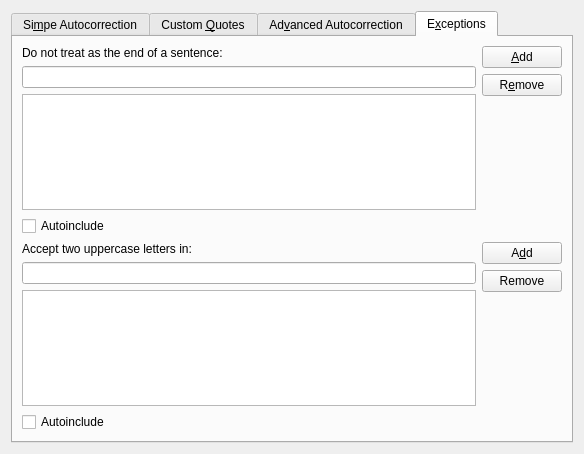
Old version of the form plugins/autocorrection/AutocorrectConfig.ui in the repository KDE/krita.
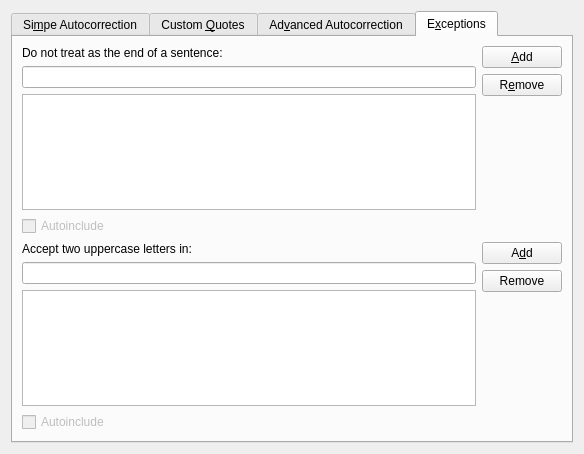
New version of the form. The open tabs and pages were chosen to show the change.

Commit message: Put the exceptions lists into the configuration gui

```diff
--- a/plugins/autocorrection/AutocorrectConfig.ui
+++ b/plugins/autocorrection/AutocorrectConfig.ui
@@ -525,6 +525,9 @@
          </item>
          <item>
           <widget class="QCheckBox" name="autoinclude1" >
+           <property name="enabled" >
+            <bool>false</bool>
+           </property>
            <property name="text" >
             <string>Autoinclude</string>
            </property>
@@ -587,6 +590,9 @@
          </item>
          <item>
           <widget class="QCheckBox" name="autoinclude2" >
+           <property name="enabled" >
+            <bool>false</bool>
+           </property>
            <property name="text" >
             <string>Autoinclude</string>
            </property>
```
The commit also changes 4 other files.
